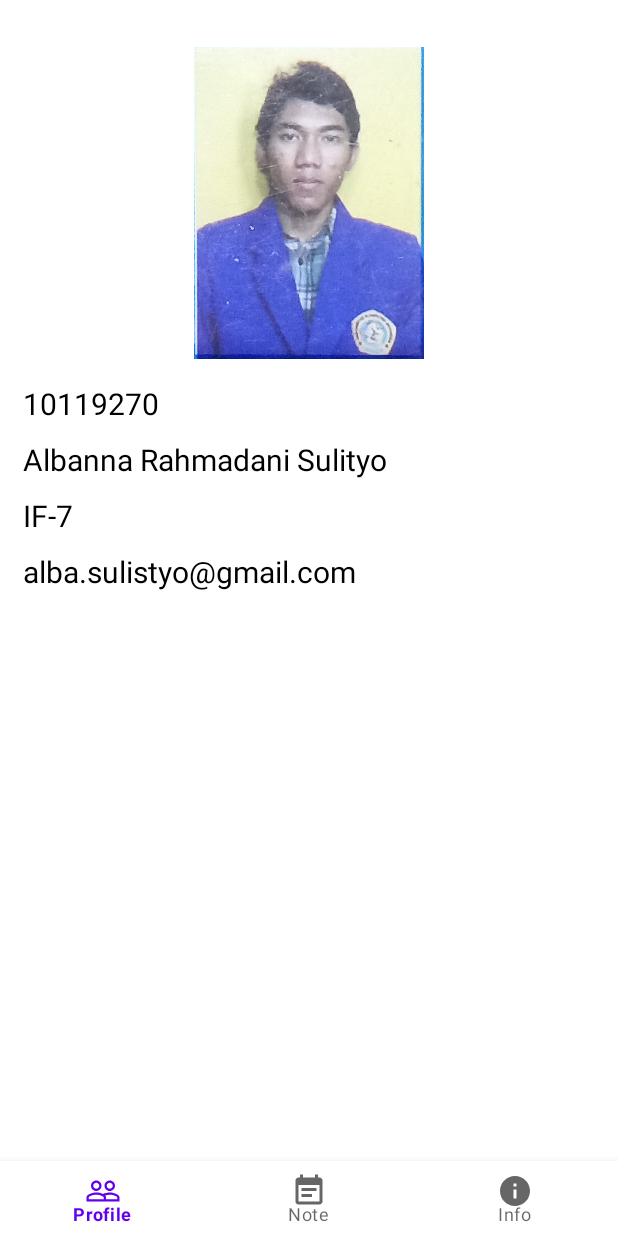
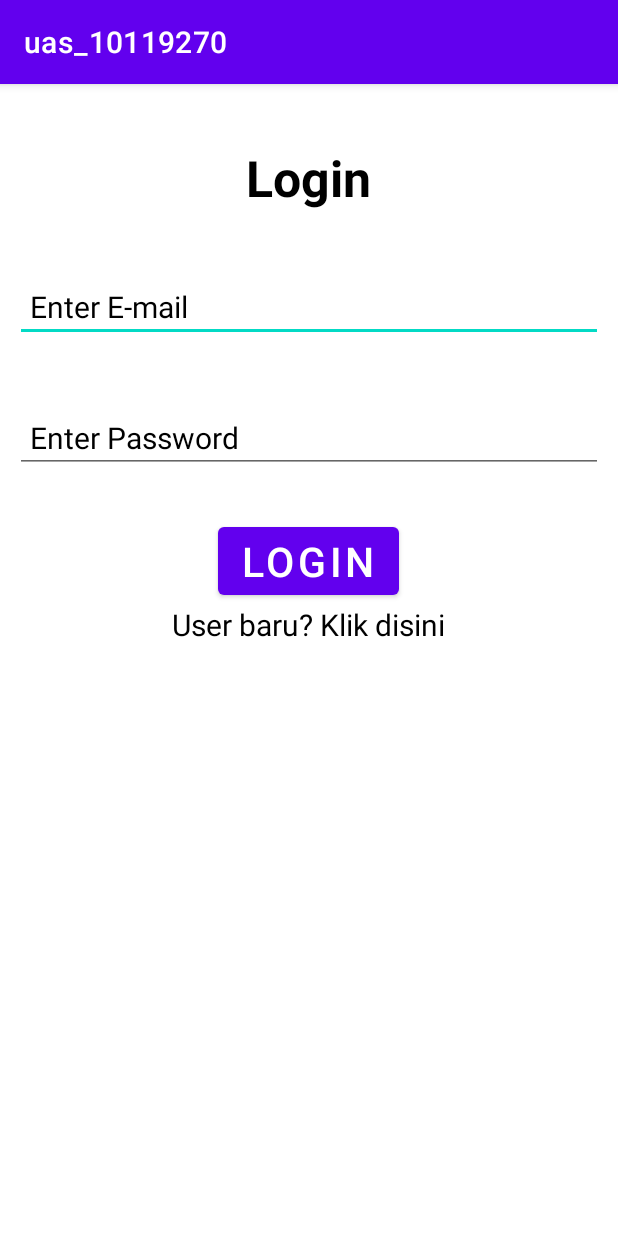
Before and after one commit to Bebek023/uas_10119270, an Android app: the screen it shows after launch (MainActivity before the commit, LoginActivity after it), on a phone screen of 412 x 824 dp. Run offline under Robolectric (Android 15) with nearby library versions, the phone set to English and light mode, and no system bars; our stand-ins replace Firebase (no records; nobody signed in at launch, a user with empty details on screens opened directly).

Commit message:
login and register

```diff
--- a/app/build.gradle
+++ b/app/build.gradle
@@ -32,7 +32,10 @@ dependencies {
     implementation 'androidx.appcompat:appcompat:1.4.2'
     implementation 'com.google.android.material:material:1.6.1'
     implementation 'androidx.constraintlayout:constraintlayout:2.1.4'
+    implementation 'com.google.firebase:firebase-auth:21.0.6'
     testImplementation 'junit:junit:4.13.2'
     androidTestImplementation 'androidx.test.ext:junit:1.1.3'
     androidTestImplementation 'androidx.test.espresso:espresso-core:3.4.0'
 }
+
+apply plugin: 'com.google.gms.google-services'
--- /dev/null
+++ b/app/src/main/java/com/example/uas_10119270/LoginActivity.java
@@ -0,0 +1,73 @@
+package com.example.uas_10119270;
+
+import androidx.annotation.NonNull;
+import androidx.appcompat.app.AppCompatActivity;
+
+import android.content.Intent;
+import android.os.Bundle;
+import android.view.View;
+import android.widget.Button;
+import android.widget.EditText;
+import android.widget.TextView;
+import android.widget.Toast;
+
+import com.google.android.gms.tasks.OnCompleteListener;
+import com.google.android.gms.tasks.Task;
+import com.google.firebase.auth.AuthResult;
+import com.google.firebase.auth.FirebaseAuth;
+
+public class LoginActivity extends AppCompatActivity {
+
+    private FirebaseAuth auth;
+    private EditText mail, pass;
+    private Button login_btn;
+    private TextView reg_text;
+
+    @Override
+    protected void onCreate(Bundle savedInstanceState) {
+        super.onCreate(savedInstanceState);
+        setContentView(R.layout.activity_login);
+
+        auth = FirebaseAuth.getInstance();
+        pass = findViewById(R.id.login_pass);
+        mail = findViewById(R.id.login_email);
+        login_btn = findViewById(R.id.login_btn);
+        reg_text = findViewById(R.id.login_reg);
+
+        login_btn.setOnClickListener(new View.OnClickListener() {
+            @Override
+            public void onClick(View view) {
+                login();
+            }
+        });
+
+        reg_text.setOnClickListener(new View.OnClickListener() {
+            @Override
+            public void onClick(View view) {
+                startActivity(new Intent(LoginActivity.this, RegisterActivity.class));
+            }
+        });
+    }
+
+    private void login() {
+        String user =  mail.getText().toString().trim();
+        String password =  pass.getText().toString().trim();
+        if (user.isEmpty()) {
+            mail.setError("Email tidak boleh kosong.");
+        } if (password.isEmpty()) {
+            pass.setError("Password tidak boleh kosong.");
+        } else {
+            auth.signInWithEmailAndPassword(user, password).addOnCompleteListener(new OnCompleteListener<AuthResult>() {
+                @Override
+                public void onComplete(@NonNull Task<AuthResult> task) {
+                    if (task.isSuccessful()) {
+                        Toast.makeText(LoginActivity.this, "Berhasil Login", Toast.LENGTH_SHORT).show();
+                        startActivity(new Intent(LoginActivity.this, MainActivity.class));
+                    } else {
+                        Toast.makeText(LoginActivity.this, "Gagal Login "+task.getException().getMessage(), Toast.LENGTH_SHORT).show();
+                    }
+                }
+            });
+        }
+    }
+}
--- a/app/src/main/java/com/example/uas_10119270/SplashActivity.java
+++ b/app/src/main/java/com/example/uas_10119270/SplashActivity.java
@@ -23,7 +23,7 @@ public class SplashActivity extends Activity {
         handler.postDelayed(new Runnable() {
             @Override
             public void run() {
-                Intent intent=new Intent(SplashActivity.this,MainActivity.class);
+                Intent intent=new Intent(SplashActivity.this,LoginActivity.class);
                 startActivity(intent);
                 finish();
             }
--- /dev/null
+++ b/app/src/main/res/drawable/ic_baseline_exit_to_app_24.xml
@@ -0,0 +1,5 @@
+<vector android:height="24dp" android:tint="#000000"
+    android:viewportHeight="24" android:viewportWidth="24"
+    android:width="24dp" xmlns:android="http://schemas.android.com/apk/res/android">
+    <path android:fillColor="@android:color/white" android:pathData="M10.09,15.59L11.5,17l5,-5 -5,-5 -1.41,1.41L12.67,11H3v2h9.67l-2.58,2.59zM19,3H5c-1.11,0 -2,0.9 -2,2v4h2V5h14v14H5v-4H3v4c0,1.1 0.89,2 2,2h14c1.1,0 2,-0.9 2,-2V5c0,-1.1 -0.9,-2 -2,-2z"/>
+</vector>
--- /dev/null
+++ b/app/src/main/res/layout/activity_login.xml
@@ -0,0 +1,62 @@
+<?xml version="1.0" encoding="utf-8"?>
+<RelativeLayout  xmlns:android="http://schemas.android.com/apk/res/android"
+    xmlns:app="http://schemas.android.com/apk/res-auto"
+    xmlns:tools="http://schemas.android.com/tools"
+    android:layout_width="match_parent"
+    android:layout_height="match_parent"
+    tools:context=".LoginActivity"
+    android:layout_margin="10dp"
+    android:orientation="vertical">
+
+    <TextView
+        android:layout_width="wrap_content"
+        android:layout_height="wrap_content"
+        android:text="@string/login"
+        android:layout_centerHorizontal="true"
+        android:textSize="33sp"
+        android:textColor="@color/black"
+        android:textStyle="bold"
+        android:id="@+id/login_text"
+        android:layout_marginTop="30dp"/>
+    <EditText
+        android:layout_width="match_parent"
+        android:layout_height="wrap_content"
+        android:id="@+id/login_email"
+        android:hint="Enter E-mail"
+        android:textColorHint="@color/black"
+        android:padding="10dp"
+        android:layout_marginTop="40dp"
+        android:layout_below="@id/login_text"
+        android:textSize="20sp"
+        android:inputType="textEmailAddress"/>
+    <EditText
+        android:layout_width="match_parent"
+        android:layout_height="wrap_content"
+        android:id="@+id/login_pass"
+        android:hint="Enter Password"
+        android:textColorHint="@color/black"
+        android:padding="10dp"
+        android:layout_marginTop="40dp"
+        android:layout_below="@id/login_email"
+        android:textSize="20sp"
+        android:inputType="textPassword"/>
+    <Button
+        android:layout_width="wrap_content"
+        android:layout_height="wrap_content"
+        android:layout_below="@id/login_pass"
+        android:layout_marginTop="30dp"
+        android:layout_centerHorizontal="true"
+        android:text="@string/login"
+        android:id="@+id/login_btn"
+        android:textSize="27sp"/>
+    <TextView
+        android:layout_width="wrap_content"
+        android:layout_height="wrap_content"
+        android:layout_below="@id/login_btn"
+        android:textColor="@color/black"
+        android:text="@string/reg"
+        android:layout_centerHorizontal="true"
+        android:textSize="20sp"
+        android:id="@+id/login_reg"/>
+
+</RelativeLayout>
--- a/app/src/main/res/menu/menu.xml
+++ b/app/src/main/res/menu/menu.xml
@@ -12,5 +12,9 @@
         android:id="@+id/info"
         android:title="@string/info"
         android:icon="@drawable/ic_baseline_info_24"></item>
+    <item
+        android:id="@+id/logout"
+        android:title="@string/logout"
+        android:icon="@drawable/ic_baseline_exit_to_app_24"></item>
 
 </menu>
--- a/app/src/main/res/values/strings.xml
+++ b/app/src/main/res/values/strings.xml
@@ -14,4 +14,9 @@
     <string name="Nama">Albanna Rahmadani Sulityo</string>
     <string name="Kelas">IF-7</string>
     <string name="Email">alba.sulistyo@gmail.com</string>
+    <string name="logout">logout</string>
+    <string name="login">Login</string>
+    <string name="reg">User baru? Klik disini</string>
+    <string name="register">Register</string>
+    <string name="login_text">Sudah punya akun? klik disini</string>
 </resources>
--- a/build.gradle
+++ b/build.gradle
@@ -1,4 +1,8 @@
-// Top-level build file where you can add configuration options common to all sub-projects/modules.
+buildscript {
+    dependencies {
+        classpath 'com.google.gms:google-services:4.3.13'
+    }
+}// Top-level build file where you can add configuration options common to all sub-projects/modules.
 plugins {
     id 'com.android.application' version '7.1.2' apply false
     id 'com.android.library' version '7.1.2' apply false
```
Also changed, not shown: app/src/main/AndroidManifest.xml (+8 -3 lines), app/src/main/java/com/example/uas_10119270/MainActivity.java (+13 -0 lines), app/src/main/java/com/example/uas_10119270/RegisterActivity.java (added, +73 -0 lines), app/src/main/res/layout/activity_register.xml (added, +62 -0 lines), 1 other file.
